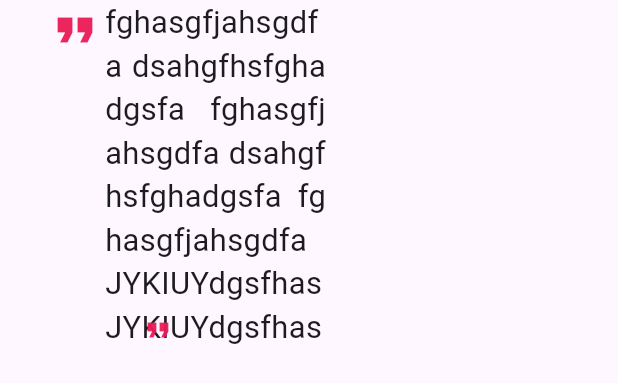
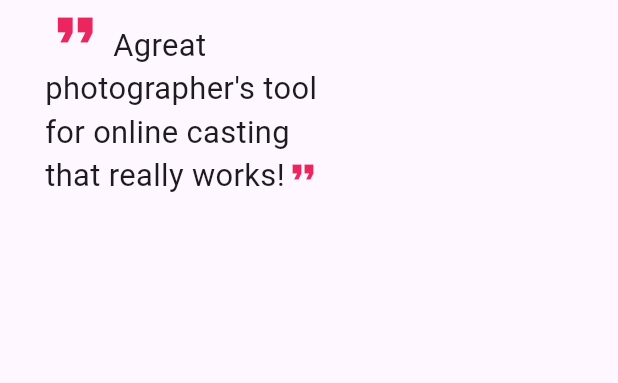
Before and after one commit to majdideveloper/casting_app, a Flutter app: the ResponsiveText widget shown alone on an empty page, opened directly, on a phone screen of 412 x 824 dp. Shown: the top 383 px of the screen. Run offline on Flutter 3.47's test engine with Material 3 defaults, Android fonts, the phone set to English and light mode, and no system bars; our stand-ins replace auto_size_text, carousel_slider, firebase_core; missing offline and left inert: dart:ui_web; accounts and stored records are empty; generated files the repository leaves out were written again; network calls fail.

Commit message:
sucess text responsive

```diff
--- a/lib/core/widgets/custom_carousel.dart
+++ b/lib/core/widgets/custom_carousel.dart
@@ -72,7 +72,7 @@ class OwnCarousel extends StatelessWidget {
                 Center(
                   child: Image.network(
                     'https://images.pexels.com/photos/21972309/pexels-photo-21972309/free-photo-of-homme-gens-personnes-individus.jpeg?auto=compress&cs=tinysrgb&w=1260&h=750&dpr=1',
-                    height: sizeW / 1.5,
+                   // height: sizeW / 1.5,
                   ),
                 ),
                 Column(
@@ -80,7 +80,7 @@ class OwnCarousel extends StatelessWidget {
                   children: [
                     ResponsiveText(
                       text:
-                          'fghasgfjahsgdfa dsahgfhsfghadgsfa fghasgfjahsgdfa dsahgfhsfghadgsfa fghasgfjahsgdfa JYKIUYdgsfhas JYKIUYdgsfhas',
+                         " Agreat photographer's tool for online casting that really works!",
                     ),
                   ],
                 ),
@@ -115,47 +115,34 @@ class ResponsiveText extends StatelessWidget {
         screenWidth / 400; // Adjust 400 to a reference screen width
     bool ismobile = screenWidth < 780;
 
-
     return Padding(
       padding: const EdgeInsets.only(left: 30),
       child: FittedBox(
         fit: BoxFit.cover,
         child: Container(
-          width:
-          ismobile ?
-        screenWidth /2.2
-          : screenWidth / 2,
-          height: screenHeight / 1.3,
-          child: Row(
-            crossAxisAlignment: CrossAxisAlignment.start,
-            children: [
-              Icon(
+          width: ismobile ? screenWidth / 2.2 : screenWidth / 2,
+          height: ismobile ? screenHeight /4 : screenHeight,
+          child: Text.rich(TextSpan(children: [
+            WidgetSpan(
+              child: Icon(
                 Icons.format_quote,
                 color: roseColor,
                 size: 40,
               ),
-              Expanded(
-                child: Stack(
-                  children: [
-                    Text(
-                      textAlign: TextAlign.justify,
-                      text,
-                      style: TextStyle(fontSize: 20 * scaleFactor),
-                      softWrap: true,
             ),
-                    Positioned(
+            TextSpan(
+              text: text,
+              style:// textStyleTitle
+              TextStyle(fontSize:20 * scaleFactor),
+            ),
+            WidgetSpan(
               child: Icon(
                 Icons.format_quote,
                 color: roseColor,
               ),
-                      right: 100,
-                      bottom: 0,
-                    )
-                  ],
             ),
-              ),
-            ],
-          ),
+          ])),
+
         ),
       ),
     );
--- a/lib/main.dart
+++ b/lib/main.dart
@@ -21,7 +21,7 @@ class MyApp extends StatelessWidget {
         useMaterial3: true,
       ),
       supportedLocales: L10n.all,
-      locale: const Locale('en'),
+      locale: const Locale('fr'),
       localizationsDelegates: const [
         AppLocalizations.delegate,
         GlobalMaterialLocalizations.delegate,
```
Also changed, not shown: pubspec.lock. Lines whose indentation alone changed are shown as unchanged.
